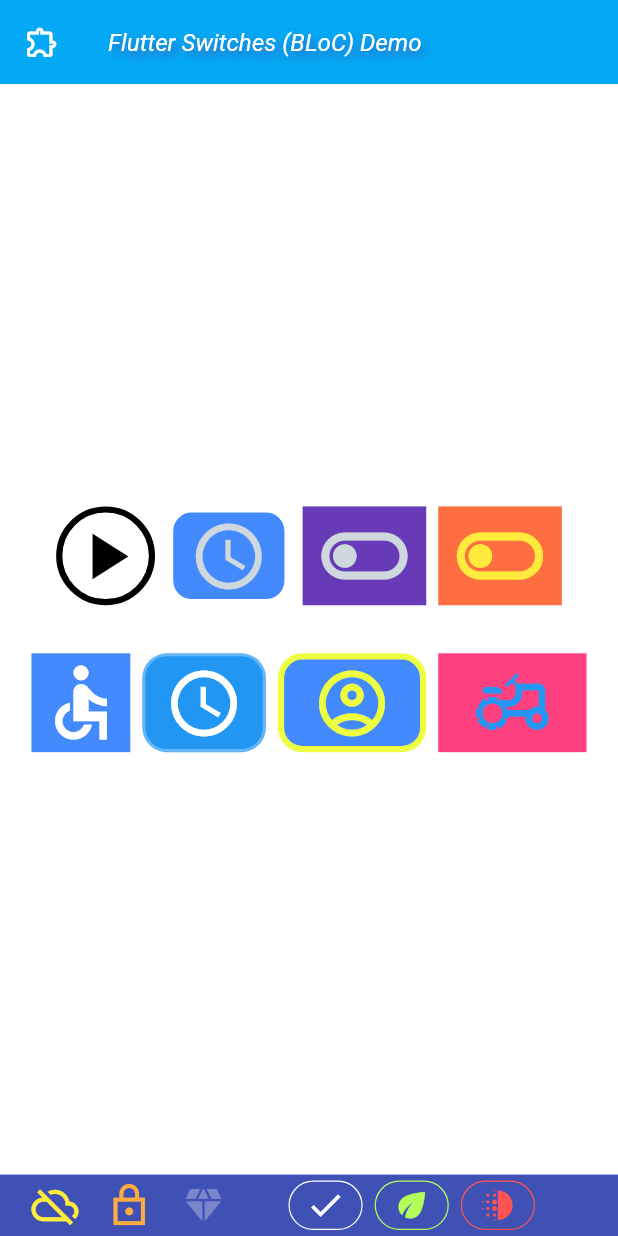
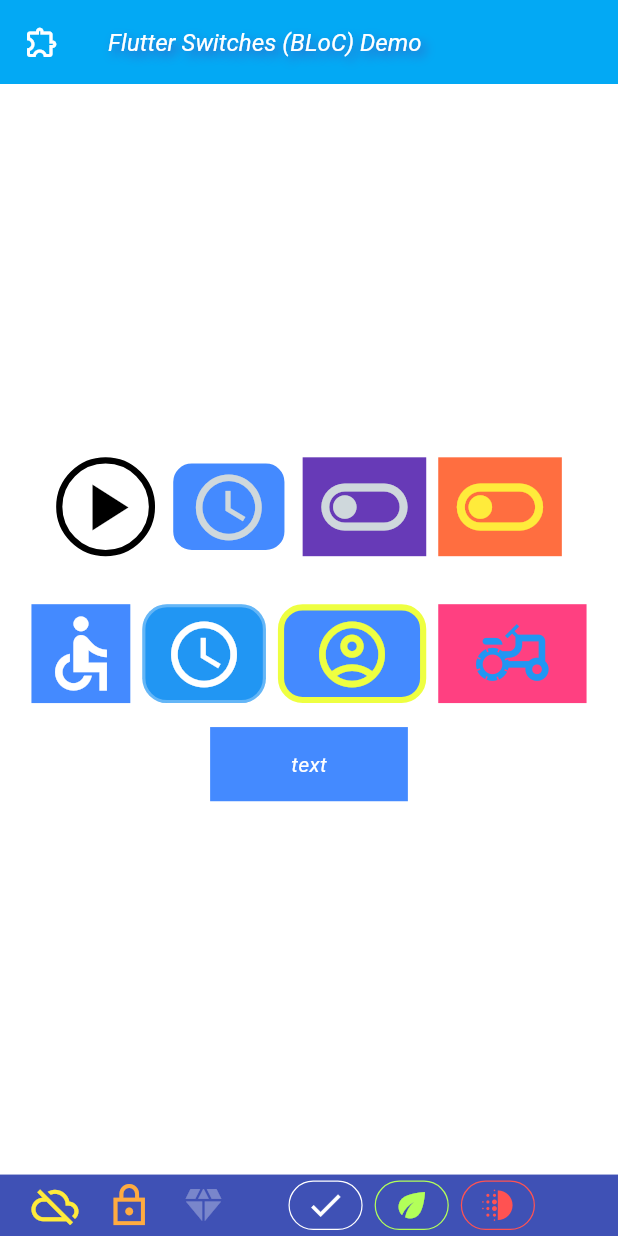
Before and after one commit to mk590901/Event-driven-BLoC-s-switch-widgets, a Flutter app: the screen it shows after launch, on a phone screen of 412 x 824 dp. Run offline on Flutter 3.47's test engine with Material 3 defaults, Android fonts, the phone set to English and light mode, and no system bars; our stand-ins replace flutter_bloc.

```diff
--- a/lib/main.dart
+++ b/lib/main.dart
@@ -7,6 +7,7 @@ import 'widgets/flat_rounded_button.dart';
 import 'widgets/flat_switch.dart';
 import 'widgets/flat_rounded_switch.dart';
 import 'interfaces/i_click.dart';
+import 'widgets/flat_text_button.dart';
 
 void main() {
   runApp(const SwitchDemoApp());
@@ -159,7 +160,26 @@ class SwitchHomePage extends StatelessWidget {
       },
     );
 
-    FlatButton blueButton = FlatButton(
+    FlatTextButton textButton = FlatTextButton(
+      width: 32,
+      height: 12,
+      canvasColor: Colors.blueAccent,
+      canvasDisabledColor: Colors.blueGrey,
+      canvasPressedColor: Colors.indigo,
+      textColor: Colors.white,
+      textDisabledColor: Colors.limeAccent,
+      textPressedColor: Colors.white70,
+      fontSize: 14,
+      fontStyle: FontStyle.italic,
+      onUpAction: () {
+        blueRoundedButton.enable();
+      },
+      onDownAction: () {
+        blueRoundedButton.disable();
+      },
+    );
+
+    FlatButton pinkButton = FlatButton(
       width: 24,
       height: 16,
       canvasColor: Colors.pinkAccent,
@@ -172,9 +192,11 @@ class SwitchHomePage extends StatelessWidget {
       iconDataPressed: Icons.agriculture_sharp,
       onUpAction: () {
         blueRoundedButton.enable();
+        textButton.enable();
       },
       onDownAction: () {
         blueRoundedButton.disable();
+        textButton.disable();
       },
     );
 
@@ -219,7 +241,10 @@ class SwitchHomePage extends StatelessWidget {
                 blueAdvanced,
                 blueRoundedAdvanced,
                 blueRoundedButton,
-                blueButton,
+                pinkButton,
+              ]),
+              ButtonBar(alignment: MainAxisAlignment.center, children: <Widget>[
+                textButton,
               ]),
             ],
           ),
@@ -295,17 +320,6 @@ class SwitchHomePage extends StatelessWidget {
               width: 8,
             ),
             redRoundedBottom,
-
-            // FlatRoundedSwitch(
-            //     width: 12,
-            //     height: 8,
-            //     borderWidth: 0.2,
-            //     borderRadius: 4,
-            //     borderColor: Colors.redAccent,
-            //     imageColor: Colors.redAccent,
-            //     T: Icons.deblur_outlined,
-            //     F: Icons.deblur_sharp,
-            //     onAction: () {}),
           ],
         ),
       ),
--- /dev/null
+++ b/lib/widgets/flat_text_button.dart
@@ -0,0 +1,177 @@
+import 'dart:io';
+import 'dart:ui';
+
+import 'package:flutter/material.dart';
+import 'package:flutter_bloc/flutter_bloc.dart';
+import 'package:uuid/uuid.dart';
+import '../SizeConfig.dart';
+import '../blocks/button_bloc.dart';
+import '../events/switch_events.dart';
+import '../states/button_state.dart';
+import '../interfaces/i_click.dart';
+
+class FlatTextButton extends StatelessWidget implements IClick {
+  final String uuid = const Uuid().v4().toString();
+
+  final Color canvasColor;
+  final Color canvasPressedColor;
+  final Color canvasDisabledColor;
+  final Color textColor;
+  final Color textPressedColor;
+  final Color textDisabledColor;
+  final String text;
+  final String textPressed;
+  final String textDisabled;
+  final double width;
+  final double height;
+  final double fontSize;
+  final FontStyle fontStyle;
+  final VoidCallback? onUpAction;
+  final VoidCallback? onDownAction;
+
+  late GestureDetector gestureDetector;
+
+  late ButtonBloc switchBloc;
+
+  FlatTextButton({
+    super.key,
+    required this.width,
+    required this.height,
+    this.canvasColor = Colors.transparent,
+    this.canvasPressedColor = Colors.transparent,
+    this.canvasDisabledColor = Colors.black12,
+    this.text = "text",
+    this.textPressed = "pressed",
+    this.textDisabled = "disabled",
+    this.textColor = Colors.black,
+    this.textPressedColor = Colors.black,
+    this.textDisabledColor = Colors.black26,
+    this.fontSize = 16,
+    this.fontStyle = FontStyle.normal,
+    this.onUpAction,
+    this.onDownAction,
+  });
+
+  @override
+  void click() {
+    gestureDetector.onTapDown?.call(TapDownDetails());
+    gestureDetector.onTapUp?.call(TapUpDetails(kind: PointerDeviceKind.touch));
+  }
+
+  void reset() {
+    try {
+      switchBloc.add(Reset());
+    } catch (exception) {
+      debugPrint("******* reset error *******");
+    }
+  }
+
+  void enable() {
+    try {
+      switchBloc.add(Enable());
+    } catch (exception) {
+      debugPrint("******* enable error *******");
+    }
+  }
+
+  void disable() {
+    try {
+      switchBloc.add(Disable());
+    } catch (exception) {
+      debugPrint("******* disable error *******");
+    }
+  }
+
+  @override
+  Widget build(BuildContext context) {
+    SizeConfig().init(context);
+    return BlocProvider<ButtonBloc>(
+      //create: (_) => SwitchAdvancedBloc(SwitchAdvancedState(SwitchAdvancedStates.off)),
+      create: (_) {
+        switchBloc = ButtonBloc(ButtonState(ButtonStates.ready));
+        return switchBloc;
+      },
+      child: BlocBuilder<ButtonBloc, ButtonState>(builder: (context, state) {
+        gestureDetector = GestureDetector(
+          onTapDown: (details) {
+            context.read<ButtonBloc>().add(Down(uuid));
+            onDownAction?.call();
+          },
+          onTapUp: (details) {
+            context.read<ButtonBloc>().add(Up(uuid));
+            onUpAction?.call();
+          },
+          onTapCancel: () {
+            context.read<ButtonBloc>().add(Reset());
+          },
+          child: Container(
+            width: w_(width),
+            height: h_(height),
+            decoration: BoxDecoration(
+              color: getCanvasColor(state.state()),
+             ),
+            child: Center(
+              child: Text(getText(state.state()), style: TextStyle(
+        color: getTextColor(state.state()),
+                fontSize: fontSize,
+                fontStyle: fontStyle,),
+              ),
+            ),
+          ),
+        );
+        return gestureDetector;
+      }),
+    );
+  }
+
+  String getText(ButtonStates state) {
+    String result = "";
+    switch(state) {
+      case ButtonStates.ready:
+        result = text;
+        break;
+      case ButtonStates.pressed:
+        result = textPressed;
+        break;
+      case ButtonStates.disabled:
+        result = textDisabled;
+        break;
+      default:
+    }
+    return result;
+  }
+
+  Color? getTextColor(ButtonStates state) {
+    Color? result = textColor;
+    switch(state) {
+      case ButtonStates.ready:
+        result = textColor;
+        break;
+      case ButtonStates.pressed:
+        result = textPressedColor;
+        break;
+      case ButtonStates.disabled:
+        result = textDisabledColor;
+        break;
+      default:
+    }
+    return result;
+  }
+
+  Color? getCanvasColor(ButtonStates state) {
+    Color? result = canvasColor;
+    switch(state) {
+      case ButtonStates.ready:
+        result = canvasColor;
+        break;
+      case ButtonStates.pressed:
+        result = canvasPressedColor;
+        break;
+      case ButtonStates.disabled:
+        result = canvasDisabledColor;
+        break;
+      default:
+    }
+    return result;
+  }
+}
```
